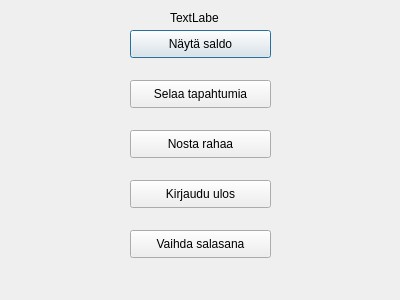
bank-2022/group9, file bankautomat/paavalikko.ui: the form before one commit.
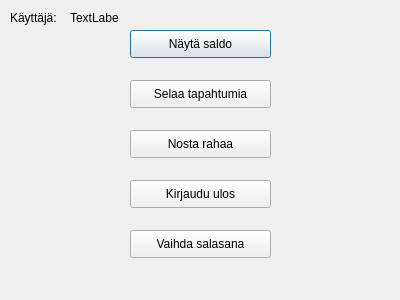
The form after the commit.

Patch:
```diff
--- a/bankautomat/paavalikko.ui
+++ b/bankautomat/paavalikko.ui
@@ -81,7 +81,7 @@
   <widget class="QLabel" name="labelTilinumero">
    <property name="geometry">
     <rect>
-     <x>170</x>
+     <x>70</x>
      <y>10</y>
      <width>49</width>
      <height>16</height>
@@ -91,6 +91,19 @@
     <string>TextLabel</string>
    </property>
   </widget>
+  <widget class="QLabel" name="label">
+   <property name="geometry">
+    <rect>
+     <x>10</x>
+     <y>10</y>
+     <width>49</width>
+     <height>16</height>
+    </rect>
+   </property>
+   <property name="text">
+    <string>Käyttäjä:</string>
+   </property>
+  </widget>
  </widget>
  <resources/>
  <connections/>
```
Left out of the diff: 2 changed lines with no effect on the pictures.
